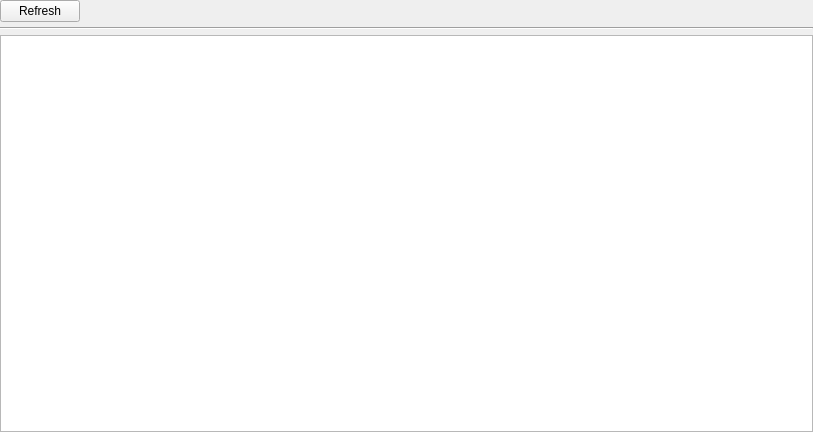
This is mva/Licenta/gui/forms/active_connections_widget.ui in bogdan-constandache/SystemToolKit as Qt 5 draws it before an edit. The edited form follows.
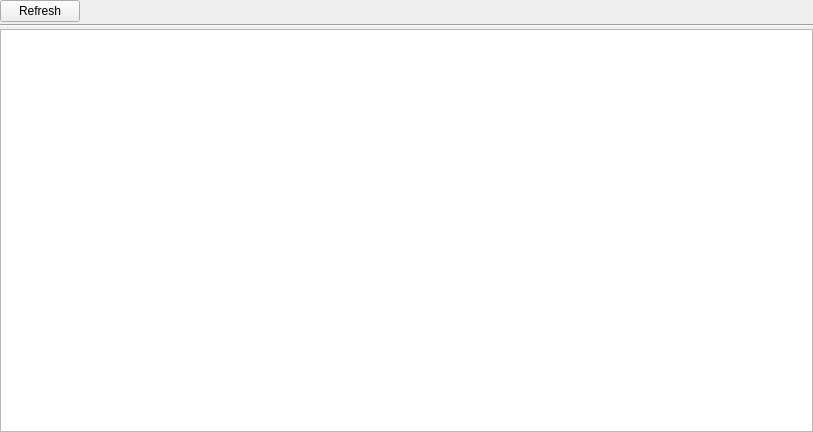
This is the edited form.

Diff of the .ui file:
```diff
--- a/mva/Licenta/gui/forms/active_connections_widget.ui
+++ b/mva/Licenta/gui/forms/active_connections_widget.ui
@@ -18,7 +18,7 @@
   </property>
   <layout class="QVBoxLayout" name="verticalLayout">
    <property name="spacing">
-    <number>5</number>
+    <number>2</number>
    </property>
    <property name="leftMargin">
     <number>0</number>
```
Left out of the diff: 17 changed lines with no effect on the pictures. Lines whose indentation alone changed are shown as unchanged.
